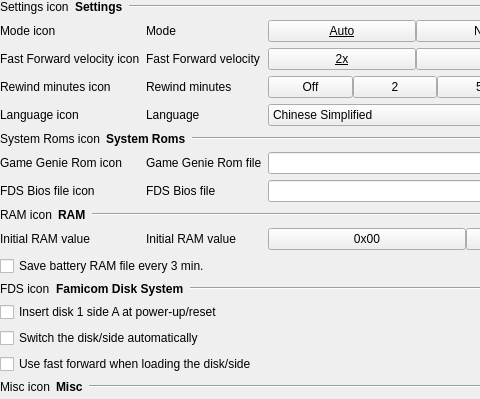
punesemu/puNES, file src/gui/designer/wdgSettingsGeneral.ui: the form before one commit; both pictures show x 0 to 480 and y 0 to 399 of the 861 by 536 pixel window.
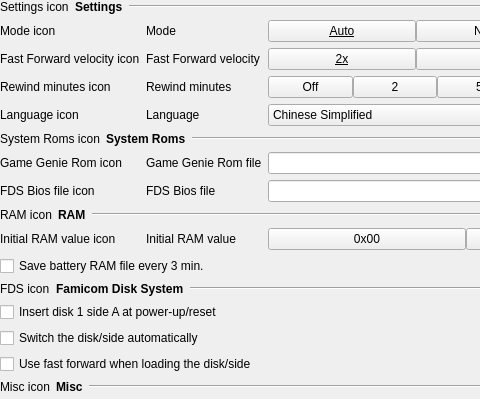
The form after the commit. Icons and pictures are not drawn.

Commit message: The label "icon_Init_RAM_Value" does not need to be translated.

The edit to the form file:
```diff
--- a/src/gui/designer/wdgSettingsGeneral.ui
+++ b/src/gui/designer/wdgSettingsGeneral.ui
@@ -815,7 +815,7 @@
      <item row="9" column="0">
       <widget class="QLabel" name="icon_Init_RAM_Value">
        <property name="text">
-        <string>Initial RAM value</string>
+        <string notr="true">Initial RAM value icon</string>
        </property>
       </widget>
      </item>
```
